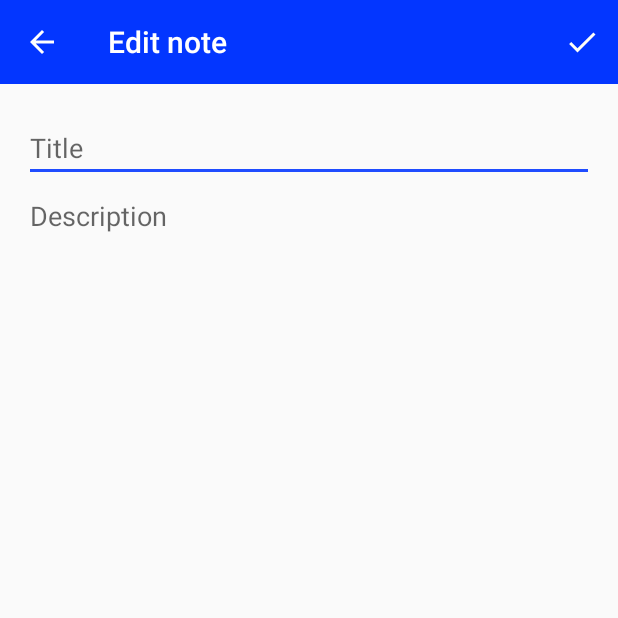
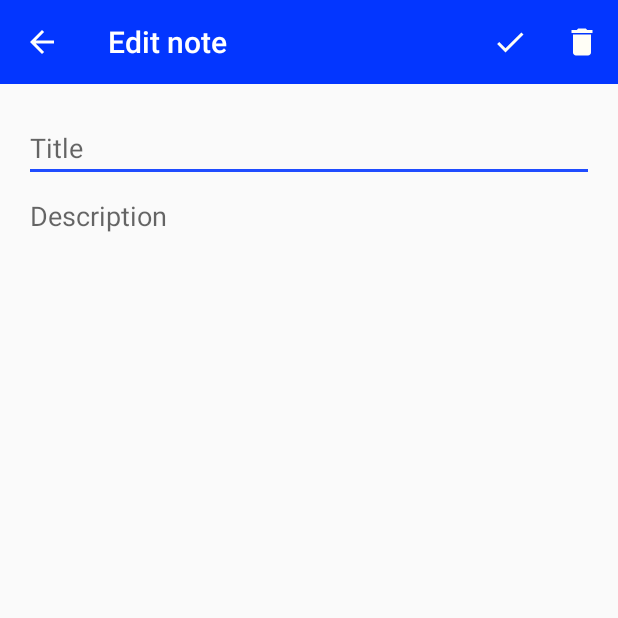
Before and after one commit to M4G4K4/Reports_Android, an Android app: the Edit screen opened directly, with no data from a screen before it, on a phone screen of 412 x 824 dp, the top half of it. Run offline under Robolectric (Android 15) with nearby library versions, the light colour scheme and no system bars; 3 statements that could not run were skipped.

Commit message:
Edit and delete functionalitys done

```diff
--- /dev/null
+++ b/app/src/main/res/drawable/ic_delete_black_24dp.xml
@@ -0,0 +1,5 @@
+<vector android:height="24dp" android:tint="#FFFEF6"
+    android:viewportHeight="24.0" android:viewportWidth="24.0"
+    android:width="24dp" xmlns:android="http://schemas.android.com/apk/res/android">
+    <path android:fillColor="#FF000000" android:pathData="M6,19c0,1.1 0.9,2 2,2h8c1.1,0 2,-0.9 2,-2V7H6v12zM19,4h-3.5l-1,-1h-5l-1,1H5v2h14V4z"/>
+</vector>
--- a/app/src/main/res/menu/edit_menu.xml
+++ b/app/src/main/res/menu/edit_menu.xml
@@ -7,4 +7,9 @@
         android:title="Item"
         android:icon="@drawable/ic_check_black_24dp"
         app:showAsAction="ifRoom" />
+    <item
+        android:id="@+id/deleteEditBtn"
+        android:icon="@drawable/ic_delete_black_24dp"
+        android:title="Delete"
+        app:showAsAction="ifRoom" />
 </menu>
```
Also changed, not shown: app/src/main/java/com/example/notes/Adapter.java (+14 -0 lines), app/src/main/java/com/example/notes/DB.java (+7 -5 lines), app/src/main/java/com/example/notes/Edit.java (+23 -5 lines), app/src/main/java/com/example/notes/MainActivity.java (+40 -1 lines), app/src/main/res/menu/sub_menu.xml (added, +11 -0 lines).
